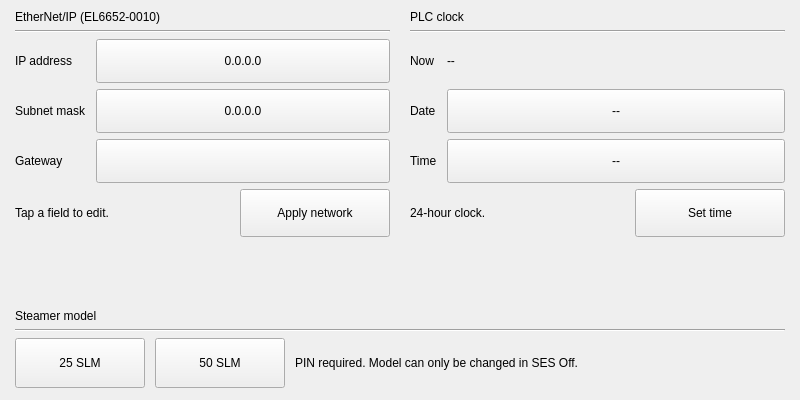
The window that ui/resources/SystemPage_widget.ui (tamdak-dan/rch-steamer) describes before a commit, drawn with Qt 5.
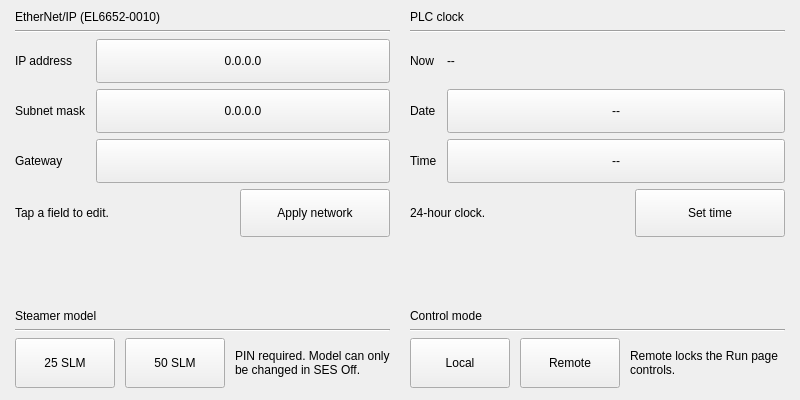
The same window after the commit.

Commit message: updates to add toggle on system screen to enable/diable remote Ethernet/IP control

What changed in the file:
```diff
--- a/ui/resources/SystemPage_widget.ui
+++ b/ui/resources/SystemPage_widget.ui
@@ -332,6 +332,11 @@
     </layout>
    </item>
    <item>
+    <layout class="QHBoxLayout" name="SystemPage_Bottom" stretch="1,1">
+     <property name="spacing">
+      <number>20</number>
+     </property>
+     <item>
     <layout class="QVBoxLayout" name="SystemPage_Model">
      <property name="spacing">
       <number>6</number>
@@ -359,7 +364,7 @@
         <widget class="QPushButton" name="btn_Model25">
          <property name="minimumSize">
           <size>
-           <width>130</width>
+             <width>100</width>
            <height>50</height>
           </size>
          </property>
@@ -378,7 +383,7 @@
         <widget class="QPushButton" name="btn_Model50">
          <property name="minimumSize">
           <size>
-           <width>130</width>
+             <width>100</width>
            <height>50</height>
           </size>
          </property>
@@ -405,6 +410,87 @@
           <bool>true</bool>
          </property>
         </widget>
+         </item>
+        </layout>
+       </item>
+      </layout>
+     </item>
+     <item>
+      <layout class="QVBoxLayout" name="SystemPage_Control">
+       <property name="spacing">
+        <number>6</number>
+       </property>
+       <item>
+        <widget class="QLabel" name="H2_Control">
+         <property name="text">
+          <string>Control mode</string>
+         </property>
+        </widget>
+       </item>
+       <item>
+        <widget class="Line" name="line_control">
+         <property name="orientation">
+          <enum>Qt::Orientation::Horizontal</enum>
+         </property>
+        </widget>
+       </item>
+       <item>
+        <layout class="QHBoxLayout" name="SystemPage_ControlRow" stretch="0,0,1">
+         <property name="spacing">
+          <number>10</number>
+         </property>
+           <item>
+            <widget class="QPushButton" name="btn_ControlLocal">
+             <property name="minimumSize">
+              <size>
+               <width>100</width>
+               <height>50</height>
+              </size>
+             </property>
+             <property name="text">
+              <string>Local</string>
+             </property>
+             <property name="checkable">
+              <bool>true</bool>
+             </property>
+             <property name="sys" stdset="0">
+              <bool>true</bool>
+             </property>
+            </widget>
+           </item>
+           <item>
+            <widget class="QPushButton" name="btn_ControlRemote">
+             <property name="minimumSize">
+              <size>
+               <width>100</width>
+               <height>50</height>
+              </size>
+             </property>
+             <property name="text">
+              <string>Remote</string>
+             </property>
+             <property name="checkable">
+              <bool>true</bool>
+             </property>
+             <property name="sys" stdset="0">
+              <bool>true</bool>
+             </property>
+            </widget>
+           </item>
+         <item>
+          <widget class="QLabel" name="lbl_ControlStatus">
+           <property name="text">
+            <string>Remote locks the Run page controls.</string>
+           </property>
+           <property name="wordWrap">
+            <bool>true</bool>
+           </property>
+           <property name="hint" stdset="0">
+            <bool>true</bool>
+           </property>
+          </widget>
+         </item>
+        </layout>
        </item>
       </layout>
      </item>
```
Lines whose indentation alone changed are shown as unchanged. The commit also changes 10 other files.
